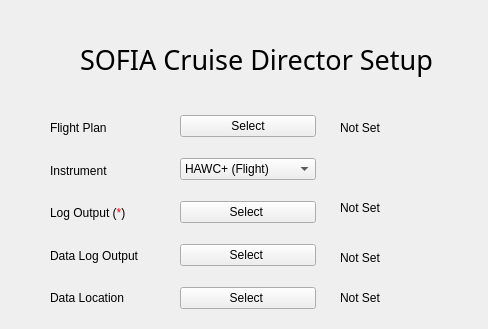
Before: the Qt Designer form SOFIACruiseTools/Director/directorStartupDialog.ui in astrobokonon/SOFIACruiseTools, drawn with Qt 5; both pictures show x 0 to 488 and y 0 to 329 of the 720 by 474 pixel window.
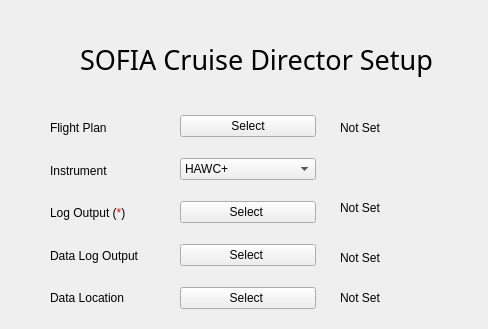
After: the same form once the commit is applied.

Patch:
```diff
--- a/SOFIACruiseTools/Director/directorStartupDialog.ui
+++ b/SOFIACruiseTools/Director/directorStartupDialog.ui
@@ -213,12 +213,7 @@
      <widget class="QComboBox" name="instSelect">
       <item>
        <property name="text">
-        <string>HAWC+ (Flight)</string>
-       </property>
-      </item>
-      <item>
-       <property name="text">
-        <string>HAWC+ (Ground)</string>
+        <string>HAWC+</string>
        </property>
       </item>
       <item>
```
